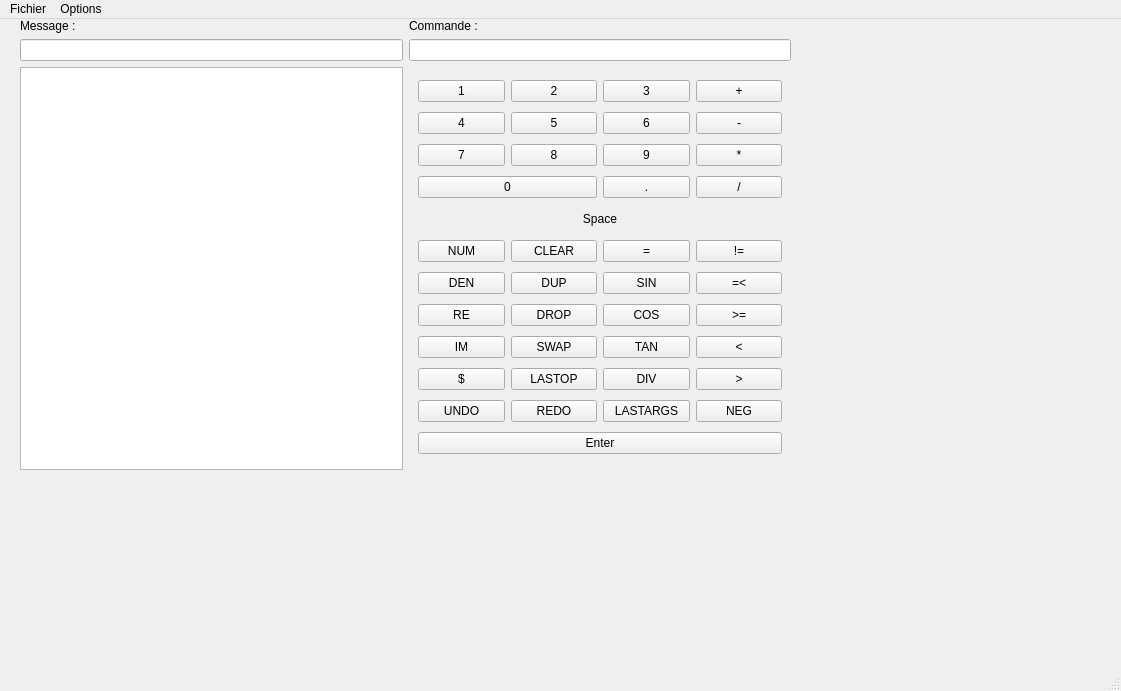
gabriel-hurtado/UTComputer, file Sources/Sources/mainwindow.ui: the form before one commit.
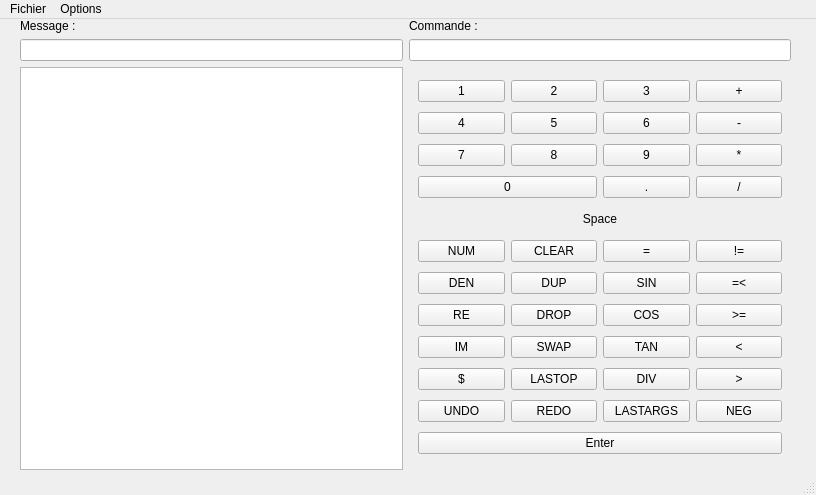
The form after the commit.

Patch:
```diff
--- a/Sources/Sources/mainwindow.ui
+++ b/Sources/Sources/mainwindow.ui
@@ -6,8 +6,8 @@
    <rect>
     <x>0</x>
     <y>0</y>
-    <width>1121</width>
-    <height>691</height>
+    <width>816</width>
+    <height>495</height>
    </rect>
   </property>
   <property name="sizePolicy">
@@ -388,7 +388,7 @@
     <rect>
      <x>0</x>
      <y>0</y>
-     <width>1121</width>
+     <width>816</width>
      <height>19</height>
     </rect>
    </property>
```
